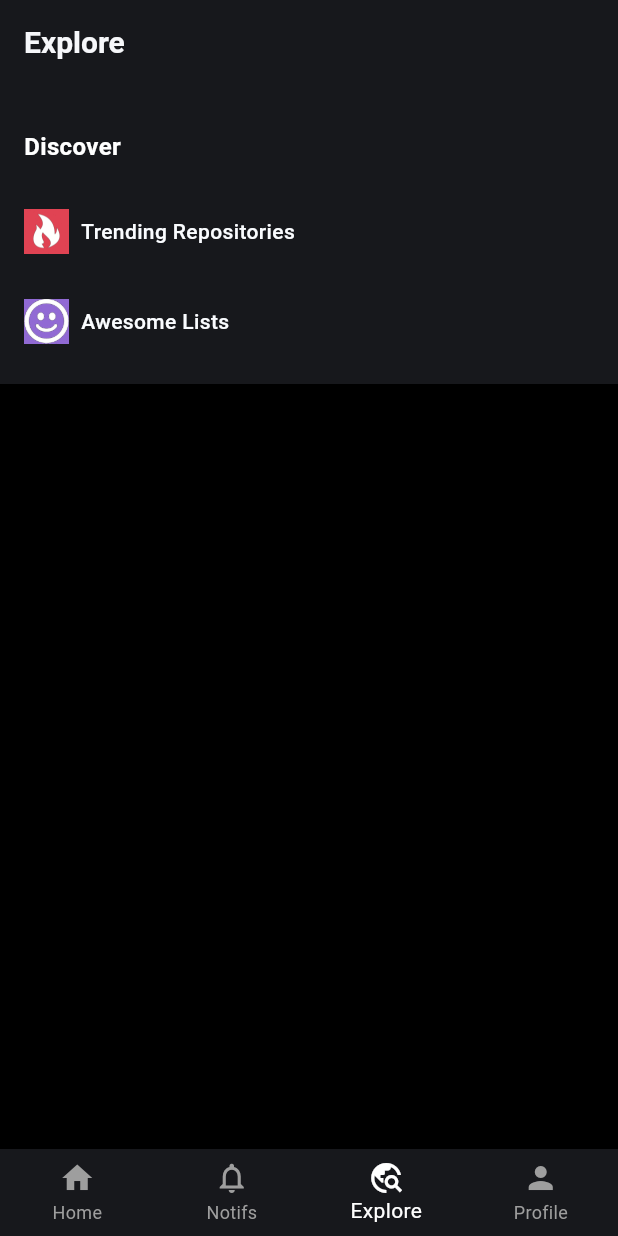
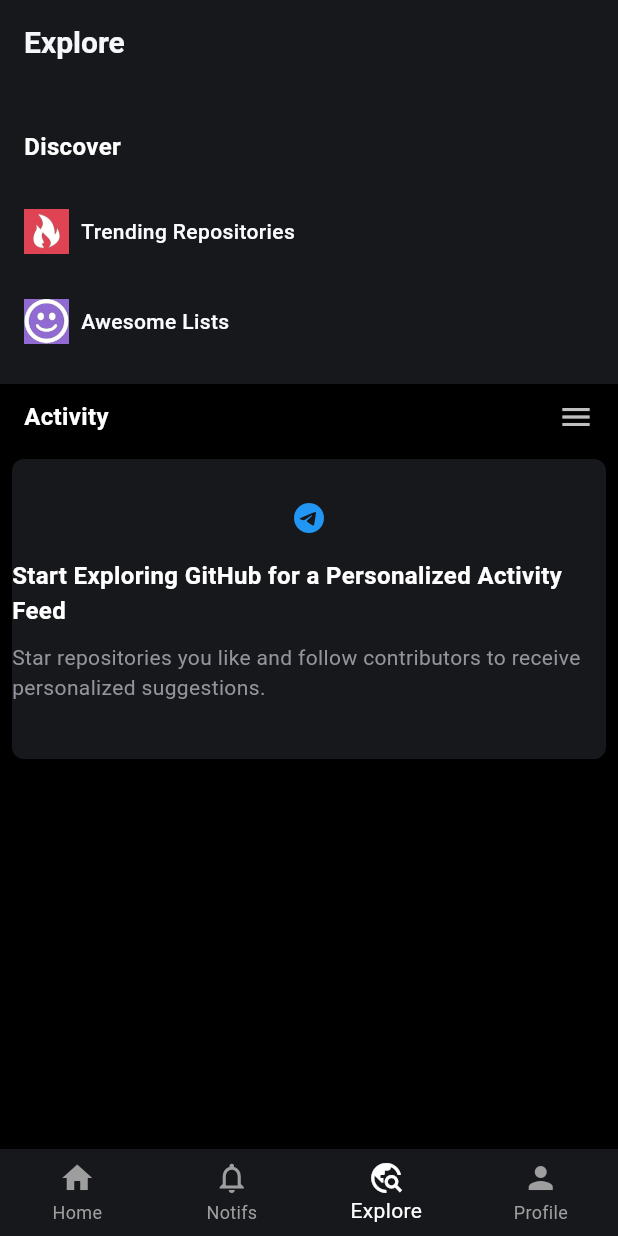
Before and after one commit to shreeyansh64/github, a Flutter app: the screen it shows after launch, item 3 of the bottom bar chosen, on a phone screen of 412 x 824 dp. Run offline on Flutter 3.47's test engine with Material 3 defaults, Android fonts, the light colour scheme and no system bars.

Commit message:
Added activity section in explorepage

```diff
--- a/lib/pages/explorepage.dart
+++ b/lib/pages/explorepage.dart
@@ -1,4 +1,5 @@
 import 'package:flutter/material.dart';
+import 'package:flutter/services.dart';
 
 class ExplorePage extends StatefulWidget {
   const ExplorePage({super.key});
@@ -90,6 +91,72 @@
               ],
             ),
           ),
+          Container(
+            color: Colors.black,
+            width: double.infinity,
+            child: Column(
+              children: [
+                Padding(
+                  padding: const EdgeInsets.only(top: 10, left: 16, right: 16),
+                  child: Row(
+                    mainAxisAlignment: MainAxisAlignment.spaceBetween,
+                    children: [
+                      Text(
+                        "Activity",
+                        style: TextStyle(
+                          color: Color.fromARGB(255, 255, 255, 255),
+                          fontWeight: FontWeight.w700,
+                          fontSize: 16,
+                        ),
+                      ),
+                      Icon(
+                        Icons.menu,
+                        color: Color.fromARGB(255, 192, 192, 194),
+                      ),
+                    ],
+                  ),
+                ),
+                Padding(
+                  padding: const EdgeInsets.only(left: 8, right: 8, top: 16),
+                  child: Container(
+                    decoration: BoxDecoration(
+                      color: Color.fromARGB(255, 23, 24, 28),
+                      borderRadius: BorderRadius.circular(8),
+                    ),
+                    width: double.infinity,
+                    height: 200,
+                    child: Column(
+                      mainAxisAlignment: MainAxisAlignment.center,
+                      crossAxisAlignment: CrossAxisAlignment.center,
+                      children: [
+                        Icon(Icons.telegram, color: Colors.blue),
+                        Padding(
+                          padding: const EdgeInsets.only(top: 15.0),
+                          child: Text(
+                            "Start Exploring GitHub for a Personalized Activity Feed",
+                            style: TextStyle(
+                              color: Color.fromARGB(255, 255, 255, 255),
+                              fontWeight: FontWeight.w700,
+                              fontSize: 16.0,
+                            ),
+                          ),
+                        ),
+                        Padding(
+                          padding: const EdgeInsets.symmetric(vertical: 10),
+                          child: Text(
+                            "Star repositories you like and follow contributors to receive personalized suggestions.",
+                            style: TextStyle(
+                              color: Color.fromARGB(255, 148, 148, 156),
+                            ),
+                          ),
+                        ),
+                      ],
+                    ),
+                  ),
+                ),
+              ],
+            ),
+          ),
         ],
       ),
     );
--- a/lib/pages/homepage.dart
+++ b/lib/pages/homepage.dart
@@ -29,7 +29,7 @@
           ),
           IconButton(
             onPressed: () {},
-            icon: Icon(Icons.add, color: Color.fromARGB(255, 142, 175, 222)),
+            icon: Icon(Icons.add_circle_outline_sharp, color: Color.fromARGB(255, 142, 175, 222)),
           ),
           IconButton(
             onPressed: () {},
--- a/pubspec.yaml
+++ b/pubspec.yaml
@@ -61,6 +61,7 @@
   assets:
     - assets/icons/
     - assets/icons/merge.png
+    - assets/icons/telescope.png
 
   # An image asset can refer to one or more resolution-specific "variants", see
   # https://flutter.dev/to/resolution-aware-images
```
Also changed, not shown: assets/icons/imgonline-com-ua-Negative-huolp6vxt0B7wW.jpg (deleted), assets/icons/shortcut.png (deleted), assets/icons/telescope.png (added). Lines whose indentation alone changed are shown as unchanged.
